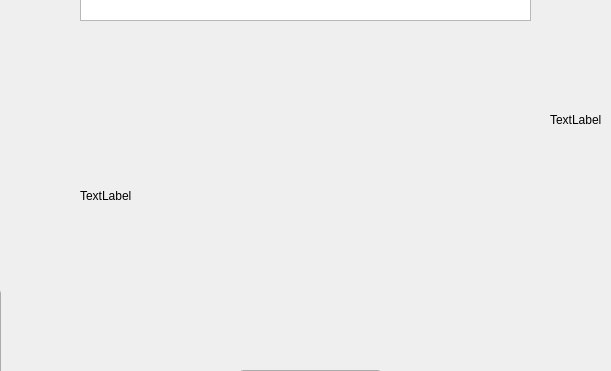
This is bigBoy/mainVOne.ui in NeverGraceful/DailyLog as Qt 5 draws it before an edit; both pictures show x 210 to 821 and y 270 to 641 of the 1058 by 769 pixel window. The edited form follows.
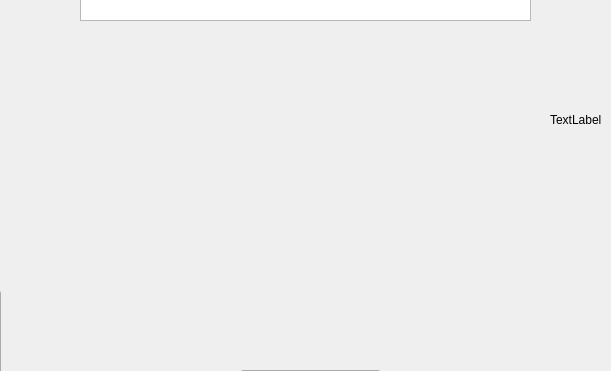
This is the edited form.

```diff
--- a/bigBoy/mainVOne.ui
+++ b/bigBoy/mainVOne.ui
@@ -63,19 +63,6 @@
      <string>PushButton</string>
     </property>
    </widget>
-   <widget class="QLabel" name="DRAW_INPUT">
-    <property name="geometry">
-     <rect>
-      <x>290</x>
-      <y>310</y>
-      <width>451</width>
-      <height>311</height>
-     </rect>
-    </property>
-    <property name="text">
-     <string>TextLabel</string>
-    </property>
-   </widget>
    <widget class="QLabel" name="AVATAR">
     <property name="geometry">
      <rect>
@@ -89,7 +76,7 @@
      <string>TextLabel</string>
     </property>
    </widget>
-   <widget class="QWidget" name="">
+   <widget class="QWidget" name="layoutWidget">
     <property name="geometry">
      <rect>
       <x>20</x>
@@ -131,6 +118,16 @@
      </item>
     </layout>
    </widget>
+   <widget class="QWidget" name="DRAW_INPUT" native="true">
+    <property name="geometry">
+     <rect>
+      <x>290</x>
+      <y>330</y>
+      <width>451</width>
+      <height>251</height>
+     </rect>
+    </property>
+   </widget>
   </widget>
   <widget class="QMenuBar" name="menubar">
    <property name="geometry">
```
